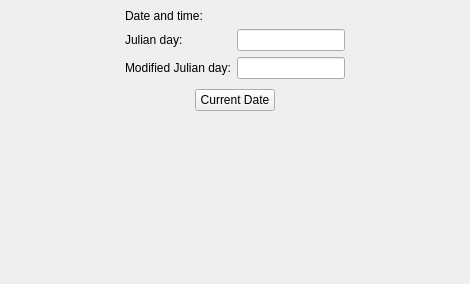
Before: the Qt Designer form kstars/tools/modcalcjd.ui in KDE/kstars, drawn with Qt 5.
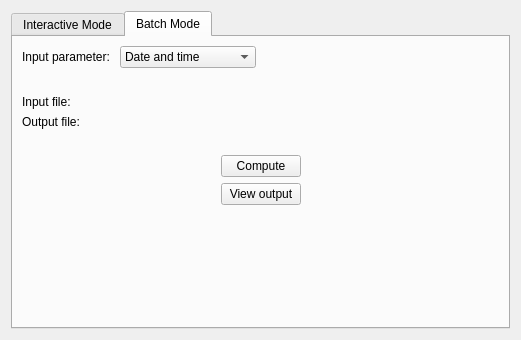
After: the same form once the commit is applied. Custom widgets are drawn as their Qt base class.

Commit message:
Adding batch modes for the Julian Day and Sidereal Time calculator modules. Before testing, please compile and install the latest ExtDateTime library.
I seriously doubt I am going to have time to implement batch modes for
all of the calc modules in time for 4.0 (feature freeze is in a couple
of days).  Should we leave in the few that have been implemented, or
disable them all for the 4.0 release?

The edit to the form file:
```diff
--- a/kstars/tools/modcalcjd.ui
+++ b/kstars/tools/modcalcjd.ui
@@ -5,55 +5,36 @@
    <rect>
     <x>0</x>
     <y>0</y>
-    <width>470</width>
-    <height>284</height>
+    <width>521</width>
+    <height>340</height>
    </rect>
   </property>
   <layout class="QVBoxLayout" >
-   <property name="margin" >
-    <number>9</number>
-   </property>
-   <property name="spacing" >
-    <number>6</number>
-   </property>
    <item>
-    <layout class="QHBoxLayout" >
-     <property name="margin" >
-      <number>0</number>
+    <widget class="QTabWidget" name="tabWidget" >
+     <property name="currentIndex" >
+      <number>1</number>
      </property>
-     <property name="spacing" >
-      <number>6</number>
-     </property>
-     <item>
-      <spacer>
-       <property name="orientation" >
-        <enum>Qt::Horizontal</enum>
-       </property>
-       <property name="sizeHint" >
-        <size>
-         <width>22</width>
-         <height>20</height>
-        </size>
-       </property>
-      </spacer>
-     </item>
+     <widget class="QWidget" name="tab" >
+      <attribute name="title" >
+       <string>Interactive Mode</string>
+      </attribute>
+      <layout class="QVBoxLayout" >
      <item>
       <layout class="QGridLayout" >
-       <property name="margin" >
-        <number>0</number>
-       </property>
-       <property name="spacing" >
-        <number>6</number>
-       </property>
-       <item row="2" column="1" >
-        <widget class="KLineEdit" name="ModJDBox" />
+         <item row="0" column="0" >
+          <widget class="QLabel" name="label" >
+           <property name="text" >
+            <string>Date and time:</string>
+           </property>
+          </widget>
        </item>
        <item row="0" column="1" >
+          <layout class="QHBoxLayout" >
+           <item>
         <widget class="ExtDateTimeEdit" name="DateTimeBox" >
          <property name="sizePolicy" >
-          <sizepolicy>
-           <hsizetype>7</hsizetype>
-           <vsizetype>0</vsizetype>
+              <sizepolicy vsizetype="Fixed" hsizetype="Expanding" >
            <horstretch>0</horstretch>
            <verstretch>0</verstretch>
           </sizepolicy>
@@ -66,6 +47,15 @@
          </property>
         </widget>
        </item>
+           <item>
+            <widget class="KPushButton" name="NowButton" >
+             <property name="text" >
+              <string>Now</string>
+             </property>
+            </widget>
+           </item>
+          </layout>
+         </item>
        <item row="1" column="0" >
         <widget class="QLabel" name="label_2" >
          <property name="text" >
@@ -73,12 +63,8 @@
          </property>
         </widget>
        </item>
-       <item row="0" column="0" >
-        <widget class="QLabel" name="label" >
-         <property name="text" >
-          <string>Date and time:</string>
-         </property>
-        </widget>
+         <item row="1" column="1" >
+          <widget class="KLineEdit" name="JDBox" />
        </item>
        <item row="2" column="0" >
         <widget class="QLabel" name="label_3" >
@@ -87,66 +73,175 @@
          </property>
         </widget>
        </item>
+         <item row="2" column="1" >
+          <widget class="KLineEdit" name="ModJDBox" />
+         </item>
+        </layout>
+       </item>
+       <item>
+        <spacer>
+         <property name="orientation" >
+          <enum>Qt::Vertical</enum>
+         </property>
+         <property name="sizeHint" >
+          <size>
+           <width>21</width>
+           <height>125</height>
+          </size>
+         </property>
+        </spacer>
+       </item>
+      </layout>
+     </widget>
+     <widget class="QWidget" name="tab_2" >
+      <attribute name="title" >
+       <string>Batch Mode</string>
+      </attribute>
+      <layout class="QVBoxLayout" >
+       <item>
+        <layout class="QHBoxLayout" >
+         <item>
+          <widget class="QLabel" name="label_4" >
+           <property name="text" >
+            <string>Input parameter: </string>
+           </property>
+          </widget>
+         </item>
+         <item>
+          <widget class="QComboBox" name="InputComboBatch" >
+           <property name="sizeAdjustPolicy" >
+            <enum>QComboBox::AdjustToContents</enum>
+           </property>
+           <item>
+            <property name="text" >
+             <string>Date and time</string>
+            </property>
+           </item>
+           <item>
+            <property name="text" >
+             <string>Julian day</string>
+            </property>
+           </item>
+           <item>
+            <property name="text" >
+             <string>Modified Julian day</string>
+            </property>
+           </item>
+          </widget>
+         </item>
+         <item>
+          <spacer>
+           <property name="orientation" >
+            <enum>Qt::Horizontal</enum>
+           </property>
+           <property name="sizeHint" >
+            <size>
+             <width>40</width>
+             <height>20</height>
+            </size>
+           </property>
+          </spacer>
+         </item>
+        </layout>
+       </item>
+       <item>
+        <spacer>
+         <property name="orientation" >
+          <enum>Qt::Vertical</enum>
+         </property>
+         <property name="sizeType" >
+          <enum>QSizePolicy::Minimum</enum>
+         </property>
+         <property name="sizeHint" >
+          <size>
+           <width>20</width>
+           <height>21</height>
+          </size>
+         </property>
+        </spacer>
+       </item>
+       <item>
+        <layout class="QGridLayout" >
+         <item row="0" column="0" >
+          <widget class="QLabel" name="label_5" >
+           <property name="text" >
+            <string>Input file: </string>
+           </property>
+          </widget>
+         </item>
+         <item row="0" column="1" >
+          <widget class="KUrlRequester" name="InputFileBatch" />
+         </item>
+         <item row="1" column="0" >
+          <widget class="QLabel" name="label_6" >
+           <property name="text" >
+            <string>Output file: </string>
+           </property>
+          </widget>
+         </item>
        <item row="1" column="1" >
-        <widget class="KLineEdit" name="JDBox" />
+          <widget class="KUrlRequester" name="OutputFileBatch" />
        </item>
       </layout>
      </item>
      <item>
       <spacer>
        <property name="orientation" >
-        <enum>Qt::Horizontal</enum>
-       </property>
-       <property name="sizeHint" >
-        <size>
-         <width>23</width>
-         <height>20</height>
-        </size>
-       </property>
-      </spacer>
-     </item>
-    </layout>
-   </item>
-   <item>
-    <layout class="QHBoxLayout" >
-     <property name="margin" >
-      <number>0</number>
-     </property>
-     <property name="spacing" >
-      <number>6</number>
-     </property>
-     <item>
-      <spacer>
-       <property name="orientation" >
-        <enum>Qt::Horizontal</enum>
-       </property>
-       <property name="sizeHint" >
-        <size>
-         <width>59</width>
-         <height>30</height>
-        </size>
-       </property>
-      </spacer>
-     </item>
-     <item>
-      <widget class="KPushButton" name="NowButton" >
-       <property name="text" >
-        <string>Current Date</string>
-       </property>
-      </widget>
-     </item>
-     <item>
-      <spacer>
-       <property name="orientation" >
-        <enum>Qt::Horizontal</enum>
+          <enum>Qt::Vertical</enum>
        </property>
        <property name="sizeType" >
-        <enum>QSizePolicy::Expanding</enum>
+          <enum>QSizePolicy::Minimum</enum>
        </property>
        <property name="sizeHint" >
         <size>
-         <width>60</width>
-         <height>30</height>
+           <width>20</width>
+           <height>20</height>
+          </size>
+         </property>
+        </spacer>
+       </item>
+       <item>
+        <layout class="QHBoxLayout" >
+         <item>
+          <spacer>
+           <property name="orientation" >
+            <enum>Qt::Horizontal</enum>
+           </property>
+           <property name="sizeHint" >
+            <size>
+             <width>40</width>
+             <height>20</height>
+            </size>
+           </property>
+          </spacer>
+         </item>
+         <item>
+          <layout class="QVBoxLayout" >
+           <item>
+            <widget class="KPushButton" name="RunButtonBatch" >
+             <property name="text" >
+              <string>Compute</string>
+             </property>
+            </widget>
+           </item>
+           <item>
+            <widget class="KPushButton" name="ViewButtonBatch" >
+             <property name="text" >
+              <string>View output</string>
+             </property>
+            </widget>
+           </item>
+          </layout>
+         </item>
+         <item>
+          <spacer>
+           <property name="orientation" >
+            <enum>Qt::Horizontal</enum>
+           </property>
+           <property name="sizeHint" >
+            <size>
+             <width>40</width>
+             <height>20</height>
         </size>
        </property>
       </spacer>
@@ -160,11 +255,15 @@
      </property>
      <property name="sizeHint" >
       <size>
-       <width>411</width>
-       <height>71</height>
+           <width>20</width>
+           <height>40</height>
       </size>
      </property>
     </spacer>
+       </item>
+      </layout>
+     </widget>
+    </widget>
    </item>
   </layout>
  </widget>
@@ -174,16 +273,21 @@
    <extends>QFrame</extends>
    <header>extdatetimeedit.h</header>
   </customwidget>
-  <customwidget>
-   <class>KPushButton</class>
-   <extends>QPushButton</extends>
-   <header>kpushbutton.h</header>
-  </customwidget>
   <customwidget>
    <class>KLineEdit</class>
    <extends>QLineEdit</extends>
    <header>klineedit.h</header>
   </customwidget>
+  <customwidget>
+   <class>KPushButton</class>
+   <extends>QPushButton</extends>
+   <header>kpushbutton.h</header>
+  </customwidget>
+  <customwidget>
+   <class>KUrlRequester</class>
+   <extends>QFrame</extends>
+   <header>kurlrequester.h</header>
+  </customwidget>
  </customwidgets>
  <tabstops>
   <tabstop>JDBox</tabstop>
```
Left out of the diff: 5 changed lines with no effect on the pictures. Lines whose indentation alone changed are shown as unchanged. The commit also changes 7 other files.
